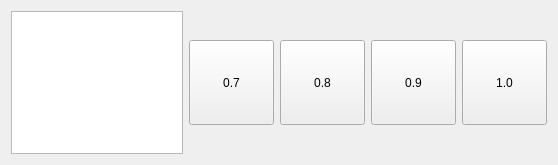
This is mainwindow.ui in noedigcode/GammaImpala as Qt 5 draws it before an edit. The edited form follows.
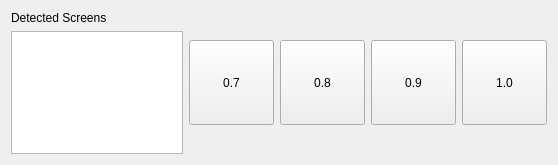
This is the edited form. Icons and pictures are not drawn.

Commit message: Added hotkeys (7, 8, 9, 0/1 for buttons, Esc to exit); Screen list label and not selectable.

Patch:
```diff
--- a/mainwindow.ui
+++ b/mainwindow.ui
@@ -20,7 +20,22 @@
   <widget class="QWidget" name="centralWidget">
    <layout class="QHBoxLayout" name="horizontalLayout">
     <item>
-     <widget class="QListWidget" name="listWidget"/>
+     <layout class="QVBoxLayout" name="verticalLayout">
+      <item>
+       <widget class="QLabel" name="label">
+        <property name="text">
+         <string>Detected Screens</string>
+        </property>
+       </widget>
+      </item>
+      <item>
+       <widget class="QListWidget" name="listWidget">
+        <property name="selectionMode">
+         <enum>QAbstractItemView::NoSelection</enum>
+        </property>
+       </widget>
+      </item>
+     </layout>
     </item>
     <item>
      <widget class="QPushButton" name="pushButton">
```
Left out of the diff: 18 changed lines with no effect on the pictures. The commit also changes 2 other files.
